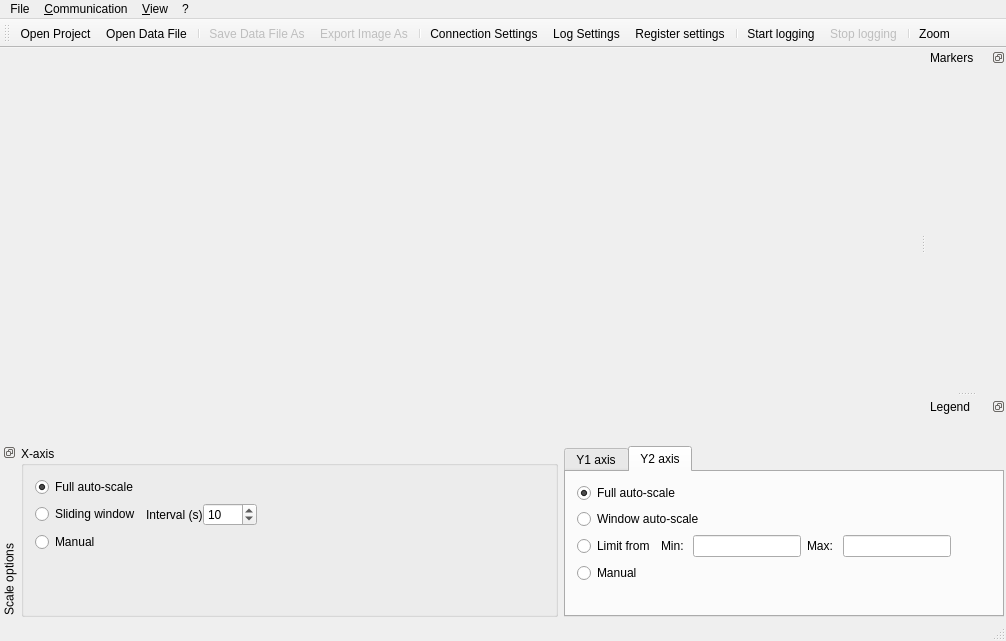
ModbusScope/ModbusScope, file src/dialogs/mainwindow.ui: the form before one commit.
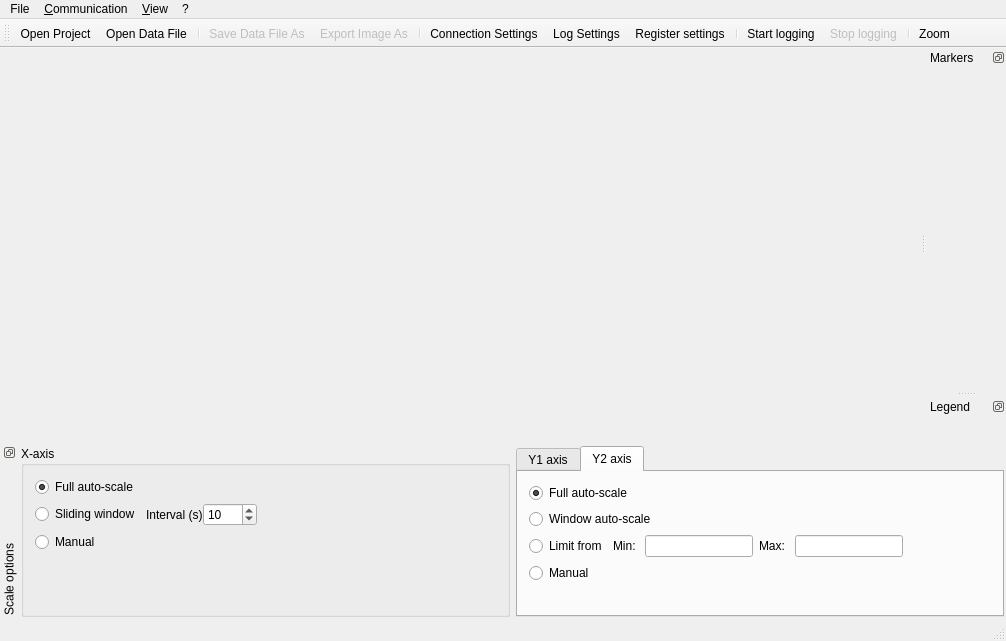
The form after the commit. Icons and pictures are not drawn. Custom widgets are drawn as their Qt base class.

Commit message: Improve scaling of dock (2)

Diff of the .ui file:
```diff
--- a/src/dialogs/mainwindow.ui
+++ b/src/dialogs/mainwindow.ui
@@ -195,7 +195,7 @@
       <verstretch>0</verstretch>
      </sizepolicy>
     </property>
-    <layout class="QHBoxLayout" name="horizontalLayout" stretch="0,0">
+    <layout class="QHBoxLayout" name="horizontalLayout" stretch="1,1">
      <property name="leftMargin">
       <number>2</number>
      </property>
@@ -596,6 +596,19 @@
            </item>
           </layout>
          </item>
+         <item>
+          <spacer name="horizontalSpacer_3">
+           <property name="orientation">
+            <enum>Qt::Horizontal</enum>
+           </property>
+           <property name="sizeHint" stdset="0">
+            <size>
+             <width>40</width>
+             <height>20</height>
+            </size>
+           </property>
+          </spacer>
+         </item>
         </layout>
        </widget>
       </widget>
```
